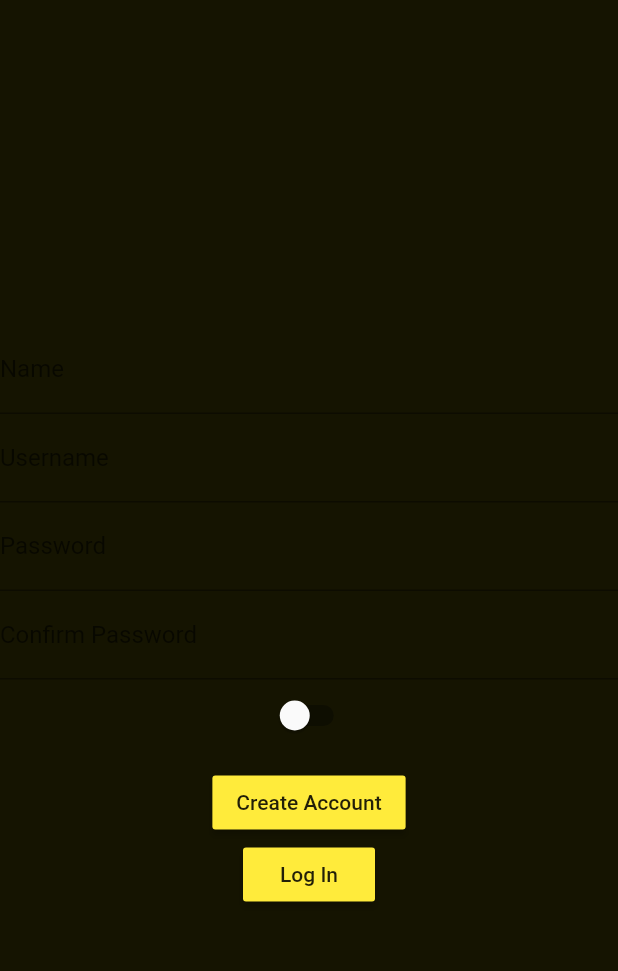
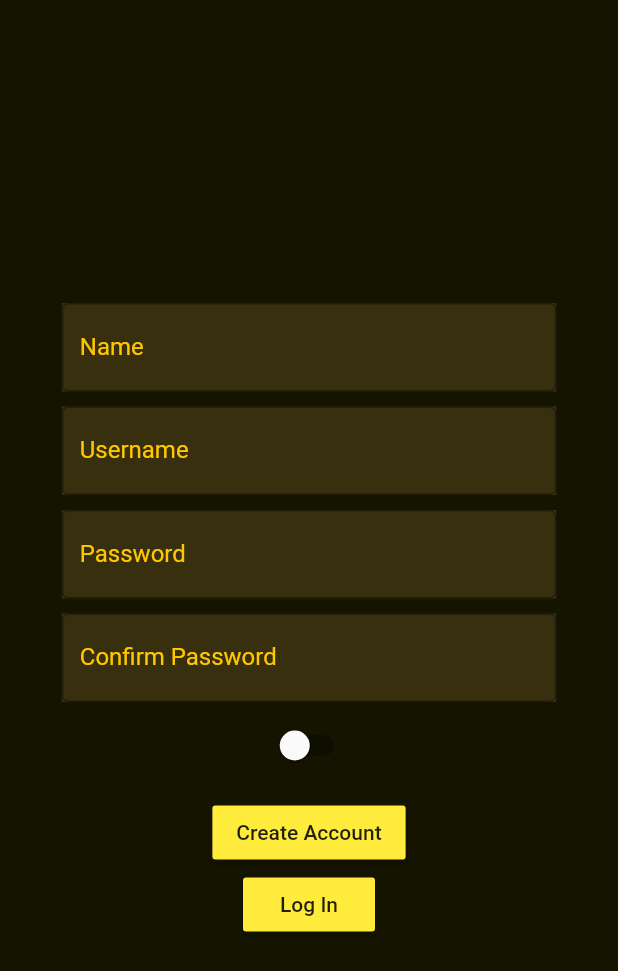
Before and after one commit to Awty-Programming-Club/Karpull, a Flutter app: the SignupScreen screen opened directly, on a phone screen of 412 x 824 dp. Shown: the top 971 px of the screen. Run offline on Flutter 3.47's test engine with Material 2 defaults, Android fonts, the phone set to English and light mode, and no system bars; our stand-ins replace fluttertoast, geolocator, shared_preferences; accounts and stored records are empty.

Commit message:
added ui changes to the signup page

```diff
--- a/app/lib/screens/signupscreen.dart
+++ b/app/lib/screens/signupscreen.dart
@@ -23,28 +23,72 @@ class _SignupScreenState extends State<SignupScreen> {
         body: Column(
             mainAxisAlignment: MainAxisAlignment.center,
             children: <Widget>[
-          TextField(
-              decoration: InputDecoration(labelText: 'Name'),
+          Center(
+            child: Container(
+              margin: EdgeInsets.all(5.0),
+              decoration: BoxDecoration(color: Color.fromARGB(255, 56, 47, 14)),
+              width: MediaQuery.of(context).size.width * 0.8,
+              child: TextField(
+                  decoration: InputDecoration(
+                      labelText: 'Name',
+                      border: OutlineInputBorder(),
+                      labelStyle:
+                          TextStyle(color: Color.fromARGB(255, 255, 199, 0))),
                   onChanged: (val) {
                     name = val;
                   }),
-          TextField(
-              decoration: InputDecoration(labelText: 'Username'),
+            ),
+          ),
+          Center(
+            child: Container(
+              margin: EdgeInsets.all(5.0),
+              decoration: BoxDecoration(color: Color.fromARGB(255, 56, 47, 14)),
+              width: MediaQuery.of(context).size.width * 0.8,
+              child: TextField(
+                  decoration: InputDecoration(
+                      labelText: 'Username',
+                      border: OutlineInputBorder(),
+                      labelStyle:
+                          TextStyle(color: Color.fromARGB(255, 255, 199, 0))),
                   onChanged: (val) {
                     username = val;
                   }),
-          TextField(
+            ),
+          ),
+          Center(
+            child: Container(
+              margin: EdgeInsets.all(5.0),
+              decoration: BoxDecoration(color: Color.fromARGB(255, 56, 47, 14)),
+              width: MediaQuery.of(context).size.width * 0.8,
+              child: TextField(
                   obscureText: true,
-              decoration: InputDecoration(labelText: 'Password'),
+                  decoration: InputDecoration(
+                      labelText: 'Password',
+                      border: OutlineInputBorder(),
+                      labelStyle:
+                          TextStyle(color: Color.fromARGB(255, 255, 199, 0))),
                   onChanged: (val) {
                     password = val;
                   }),
-          TextField(
+            ),
+          ),
+          Center(
+            child: Container(
+              margin: EdgeInsets.all(5.0),
+              decoration: BoxDecoration(color: Color.fromARGB(255, 56, 47, 14)),
+              width: MediaQuery.of(context).size.width * 0.8,
+              child: TextField(
                   obscureText: true,
-              decoration: InputDecoration(labelText: 'Confirm Password'),
+                  decoration: InputDecoration(
+                      labelText: 'Confirm Password',
+                      border: OutlineInputBorder(),
+                      labelStyle:
+                          TextStyle(color: Color.fromARGB(255, 255, 199, 0))),
                   onChanged: (val) {
                     confirm = val;
                   }),
+            ),
+          ),
           Switch(
             value: puller,
             onChanged: (value) {
```
Also changed, not shown: app/lib/screens/loginscreen.dart (+14 -6 lines). Lines whose indentation alone changed are shown as unchanged.
